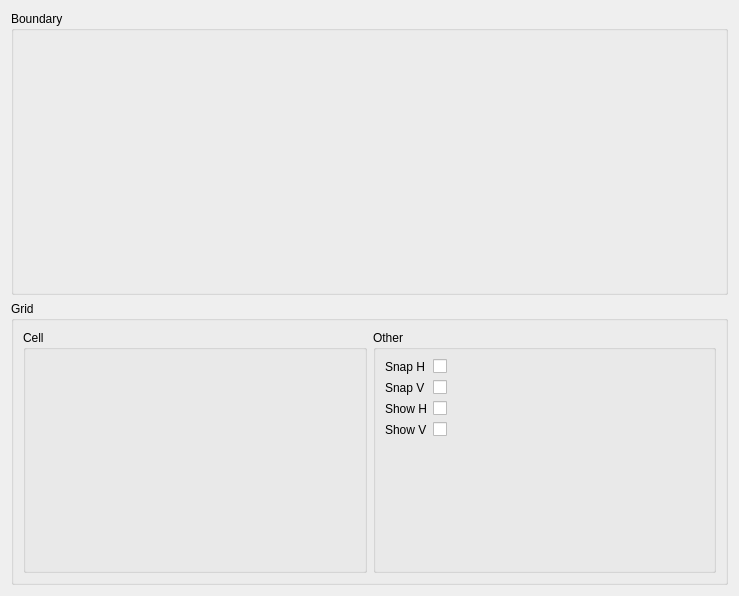
Before: the Qt Designer form qt_ui/timeline_props_editor.ui in allen-marshall/scriptaseq, drawn with Qt 5.
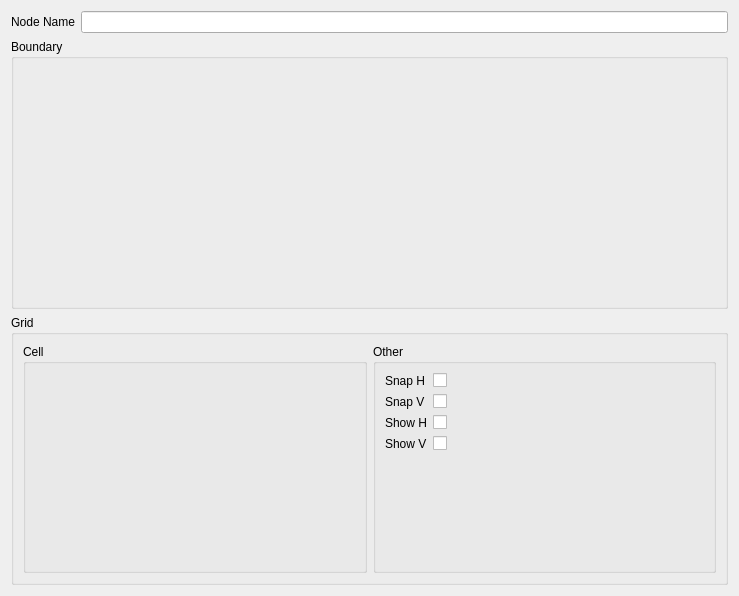
After: the same form once the commit is applied.

Commit message: Added ability to change the active node's name

```diff
--- a/qt_ui/timeline_props_editor.ui
+++ b/qt_ui/timeline_props_editor.ui
@@ -20,6 +20,20 @@
    <string>TimelinePropsEditor</string>
   </property>
   <layout class="QVBoxLayout" name="verticalLayout">
+   <item>
+    <layout class="QFormLayout" name="nameForm">
+     <item row="0" column="0">
+      <widget class="QLabel" name="nameLabel">
+       <property name="text">
+        <string>Node Name</string>
+       </property>
+      </widget>
+     </item>
+     <item row="0" column="1">
+      <widget class="QLineEdit" name="nameLineEdit"/>
+     </item>
+    </layout>
+   </item>
    <item>
     <widget class="QGroupBox" name="boundsGroupBox">
      <property name="sizePolicy">
```
The commit also changes 5 other files.
